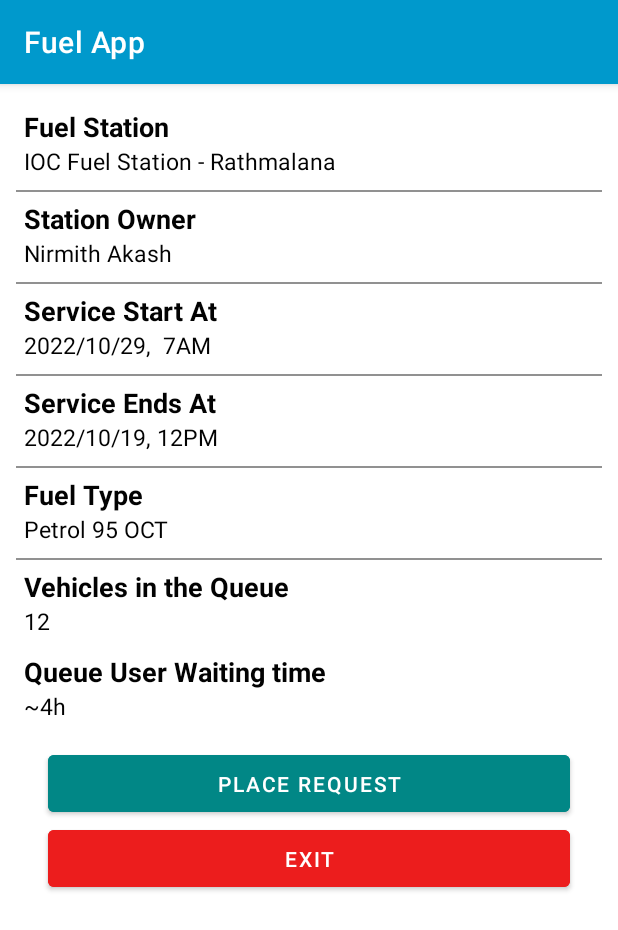
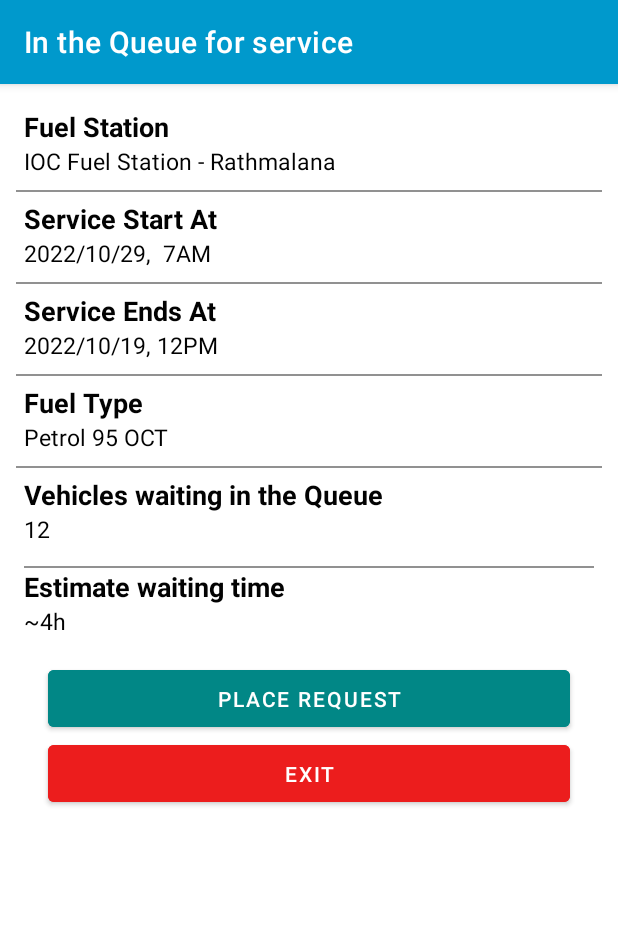
Before and after one commit to AnawaratneMANA/fuel-queue-app-client, an Android app: the FuelStationDetailsRequestActivity screen opened directly, with no data from a screen before it, on a phone screen of 412 x 824 dp. Shown: the top 930 px of the screen. Run offline under Robolectric (Android 15) with nearby library versions, the phone set to English and light mode, and no system bars.

Commit message:
Add UI changes to queue details

```diff
--- a/app/src/main/java/com/example/fuelqueueapplication/FuelStationDetailsRequestActivity.java
+++ b/app/src/main/java/com/example/fuelqueueapplication/FuelStationDetailsRequestActivity.java
@@ -27,7 +27,6 @@ public class FuelStationDetailsRequestActivity extends AppCompatActivity {
 
     // Define Elements
     TextView textViewFuelStationNameDetailsRequest;
-    TextView textViewStationOwnerRequest;
     TextView textViewServiceStartAtRequest;
     TextView textViewServiceEndAtRequest;
     TextView textViewFuelTypeRequest;
@@ -45,10 +44,10 @@ public class FuelStationDetailsRequestActivity extends AppCompatActivity {
         Intent intent = getIntent();
         id = intent.getStringExtra("id");
         queueId = intent.getStringExtra("queueId");
+        getSupportActionBar().setTitle("In the Queue for service");
 
         // Register elements
         textViewFuelStationNameDetailsRequest = findViewById(R.id.stationNameDetailsRequest);
-        textViewStationOwnerRequest= findViewById(R.id.stationOwnerNameDetailsRequest);
         textViewServiceStartAtRequest = findViewById(R.id.startingTimeDetailsRequest);
         textViewServiceEndAtRequest = findViewById(R.id.endingTimeDetailsRequest);
         textViewFuelTypeRequest = findViewById(R.id.fuelTypeDetailsRequest);
@@ -70,15 +69,14 @@ public class FuelStationDetailsRequestActivity extends AppCompatActivity {
                    // Toast.makeText(FuelStationDetailsRequestActivity.this, "DEBUG: " + fuelStationDetailsResponse.getEndingTime(), Toast.LENGTH_SHORT).show();
 
                     // Bind details to the interface elements
-                    textViewFuelStationNameDetailsRequest.setText("IOC Filling Station");
-                    textViewStationOwnerRequest.setText(fuelStationDetailsResponse.getStationOwner());
+                    textViewFuelStationNameDetailsRequest.setText(fuelStationDetailsResponse.getLocation());
                     textViewServiceStartAtRequest.setText(fuelStationDetailsResponse.getStartingTime());
                     textViewServiceEndAtRequest.setText(fuelStationDetailsResponse.getEndingTime());
                     textViewFuelTypeRequest.setText(fuelStationDetailsResponse.getFuelType());
-                    textViewVehicleCountRequest.setText(String.valueOf(fuelStationDetailsResponse.getVehicleCount()));
-                    int count = fuelStationDetailsResponse.getVehicleCount();
+                    int count = fuelStationDetailsResponse.getVehicleCount() -1;
+                    textViewVehicleCountRequest.setText(String.valueOf(count));
                     int waitingTime = count*5;
-                    textViewUserWaitingTimeRequest.setText(waitingTime+"M");
+                    textViewUserWaitingTimeRequest.setText(waitingTime+" minutes");
                 }
             }
 
--- a/app/src/main/res/layout/activity_fuel_station_details_request.xml
+++ b/app/src/main/res/layout/activity_fuel_station_details_request.xml
@@ -43,34 +43,6 @@
                     android:layout_width="match_parent"
                     android:layout_height="wrap_content"
                     android:text="IOC Fuel Station - Rathmalana"
-                    android:textColor="#020202"
-                    android:textSize="15sp"
-                    android:textStyle="normal" />
-            </LinearLayout>
-            <View
-                android:layout_marginTop="3dp"
-                android:layout_width="fill_parent"
-                android:layout_height="1dp"
-                android:background="#919191"/>
-            <LinearLayout
-                android:id="@+id/fuelStationOwnerContainer"
-                android:layout_width="match_parent"
-                android:layout_height="wrap_content"
-                android:orientation="vertical"
-                android:padding="5dp">
-                <TextView
-                    android:layout_width="match_parent"
-                    android:layout_height="wrap_content"
-                    android:text="Station Owner"
-                    android:textColor="#020202"
-                    android:textSize="18sp"
-                    android:textStyle="bold" />
-
-                <TextView
-                    android:id="@+id/stationOwnerNameDetailsRequest"
-                    android:layout_width="match_parent"
-                    android:layout_height="wrap_content"
-                    android:text="Nirmith Akash"
                     android:textColor="#020202"
                     android:textSize="15sp"
                     android:textStyle="normal" />
@@ -173,7 +145,7 @@
                 <TextView
                     android:layout_width="match_parent"
                     android:layout_height="wrap_content"
-                    android:text="Vehicles in the Queue"
+                    android:text="Vehicles waiting in the Queue"
                     android:textColor="#020202"
                     android:textSize="18sp"
                     android:textStyle="bold" />
@@ -192,10 +164,15 @@
                 android:layout_height="wrap_content"
                 android:orientation="vertical"
                 android:padding="5dp">
+                <View
+                    android:layout_marginTop="3dp"
+                    android:layout_width="fill_parent"
+                    android:layout_height="1dp"
+                    android:background="#919191"/>
                 <TextView
                     android:layout_width="match_parent"
                     android:layout_height="wrap_content"
-                    android:text="Queue User Waiting time"
+                    android:text="Estimate waiting time"
                     android:textColor="#020202"
                     android:textSize="18sp"
                     android:textStyle="bold" />
```
Also changed, not shown: app/src/main/java/com/example/fuelqueueapplication/FuelStationDetailActivity.java (+2 -5 lines), app/src/main/res/layout/activity_fuel_station_detail.xml (+0 -28 lines).
